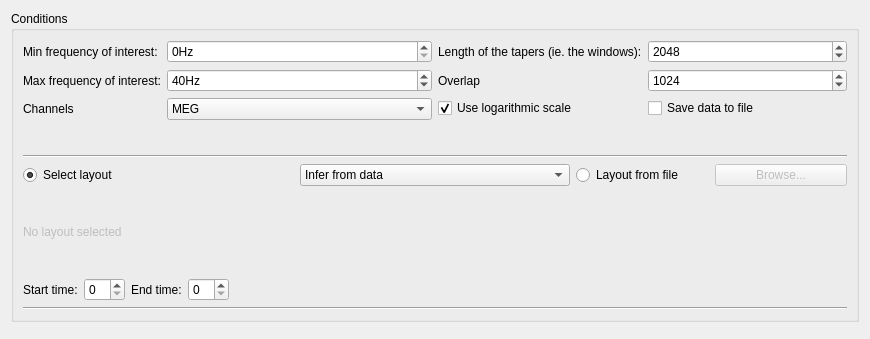
Qt form qt4Designer_ui_files/powerSpectrumDialogUi.ui (cibr-jyu/meggie) before a commit.
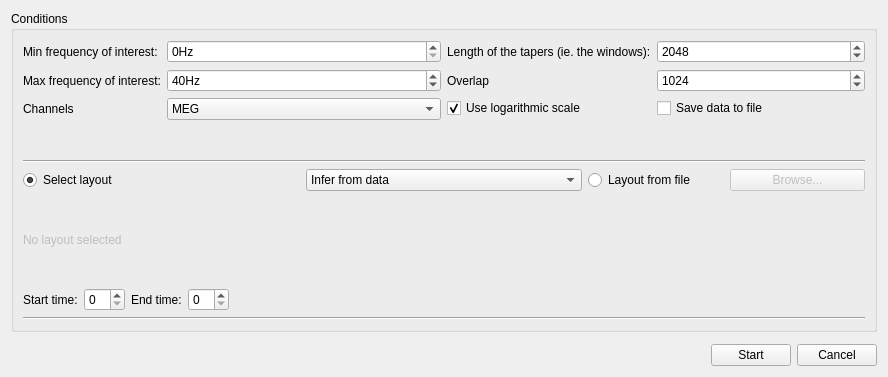
The same form after that commit.

Commit message: Fix accept/reject buttons

Patch:
```diff
--- a/qt4Designer_ui_files/powerSpectrumDialogUi.ui
+++ b/qt4Designer_ui_files/powerSpectrumDialogUi.ui
@@ -6,8 +6,8 @@
    <rect>
     <x>0</x>
     <y>0</y>
-    <width>870</width>
-    <height>339</height>
+    <width>888</width>
+    <height>377</height>
    </rect>
   </property>
   <property name="windowTitle">
@@ -255,7 +255,7 @@
         </property>
        </widget>
       </item>
-      <item row="8" column="0">
+      <item row="7" column="0">
        <widget class="Line" name="line_2">
         <property name="orientation">
          <enum>Qt::Horizontal</enum>
@@ -299,9 +299,6 @@
         </item>
        </layout>
       </item>
-      <item row="6" column="0">
-       <layout class="QHBoxLayout" name="horizontalLayout_2"/>
-      </item>
      </layout>
     </widget>
    </item>
@@ -315,6 +312,37 @@
      </property>
     </widget>
    </item>
+   <item row="2" column="0">
+    <layout class="QHBoxLayout" name="horizontalLayout_2">
+     <item>
+      <spacer name="horizontalSpacer_2">
+       <property name="orientation">
+        <enum>Qt::Horizontal</enum>
+       </property>
+       <property name="sizeHint" stdset="0">
+        <size>
+         <width>40</width>
+         <height>20</height>
+        </size>
+       </property>
+      </spacer>
+     </item>
+     <item>
+      <widget class="QPushButton" name="pushButtonReject">
+       <property name="text">
+        <string>Start</string>
+       </property>
+      </widget>
+     </item>
+     <item>
+      <widget class="QPushButton" name="pushButtonAccept">
+       <property name="text">
+        <string>Cancel</string>
+       </property>
+      </widget>
+     </item>
+    </layout>
+   </item>
   </layout>
  </widget>
  <tabstops>
```
Left out of the diff: 80 changed lines with no effect on the pictures. The commit also changes 2 other files.
